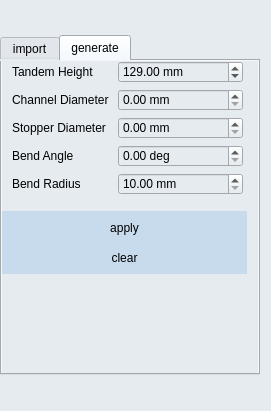
Qt form src/windows/ui/tandem_view.ui (brachify/brachify) before a commit.
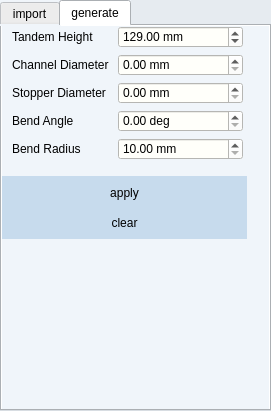
The same form after that commit. The open tabs and pages were chosen to show the change.

The edit to the form file:
```diff
--- a/src/windows/ui/tandem_view.ui
+++ b/src/windows/ui/tandem_view.ui
@@ -26,7 +26,7 @@
     </rect>
    </property>
    <property name="styleSheet">
-    <string notr="true">background-color: rgb(230, 235, 240)</string>
+    <string notr="true">background-color: rgb(240, 245, 250)</string>
    </property>
    <property name="text">
     <string/>
@@ -41,26 +41,41 @@
      <height>411</height>
     </rect>
    </property>
-   <layout class="QFormLayout" name="formLayout">
-    <item row="0" column="0">
+   <layout class="QVBoxLayout" name="verticalLayout">
+    <property name="spacing">
+     <number>0</number>
+    </property>
+    <property name="leftMargin">
+     <number>0</number>
+    </property>
+    <property name="topMargin">
+     <number>0</number>
+    </property>
+    <property name="rightMargin">
+     <number>0</number>
+    </property>
+    <property name="bottomMargin">
+     <number>0</number>
+    </property>
+    <item>
      <widget class="QTabWidget" name="tabWidget">
       <property name="minimumSize">
        <size>
-        <width>260</width>
-        <height>340</height>
+        <width>200</width>
+        <height>300</height>
        </size>
       </property>
       <property name="maximumSize">
        <size>
-        <width>260</width>
-        <height>340</height>
+        <width>400</width>
+        <height>16777215</height>
        </size>
       </property>
       <property name="autoFillBackground">
        <bool>false</bool>
       </property>
       <property name="styleSheet">
-       <string notr="true">background-color: rgb(230, 235, 240)</string>
+       <string notr="true">background-color: rgb(240, 245, 250)</string>
       </property>
       <property name="currentIndex">
        <number>0</number>
@@ -130,9 +145,9 @@
          </widget>
         </item>
         <item row="2" column="0" colspan="2">
-         <widget class="QLabel" name="label_5">
+         <widget class="QLabel" name="label_7">
           <property name="styleSheet">
-           <string notr="true">background-color: rgb(230, 235, 240)</string>
+           <string notr="true">background-color: rgb(240, 245, 250)</string>
           </property>
           <property name="text">
            <string>Model Details</string>
@@ -142,7 +157,7 @@
         <item row="0" column="0" colspan="2">
          <layout class="QFormLayout" name="formLayout_4">
           <item row="0" column="0">
-           <widget class="QLabel" name="label_6">
+           <widget class="QLabel" name="label_8">
             <property name="minimumSize">
              <size>
               <width>100</width>
@@ -150,7 +165,7 @@
              </size>
             </property>
             <property name="styleSheet">
-             <string notr="true">background-color: rgb(230, 235, 240)</string>
+             <string notr="true">background-color: rgb(240, 245, 250)</string>
             </property>
             <property name="text">
              <string>Height Offset</string>
@@ -273,9 +288,9 @@
           <height>141</height>
          </rect>
         </property>
-        <layout class="QFormLayout" name="formLayout_3">
+        <layout class="QFormLayout" name="formLayout">
          <item row="0" column="0">
-          <widget class="QLabel" name="label_8">
+          <widget class="QLabel" name="label_5">
            <property name="minimumSize">
             <size>
              <width>100</width>
@@ -283,7 +298,7 @@
             </size>
            </property>
            <property name="styleSheet">
-            <string notr="true">background-color: rgb(230, 235, 240)</string>
+            <string notr="true">background-color: rgb(240, 245, 250)</string>
            </property>
            <property name="text">
             <string>Tandem Height</string>
@@ -296,7 +311,7 @@
          <item row="0" column="1">
           <widget class="QDoubleSpinBox" name="sb_tandem_height">
            <property name="styleSheet">
-            <string notr="true">background-color: rgb(230, 235, 240)</string>
+            <string notr="true">background-color: rgb(255, 255, 250)</string>
            </property>
            <property name="suffix">
             <string> mm</string>
@@ -313,7 +328,7 @@
           </widget>
          </item>
          <item row="1" column="0">
-          <widget class="QLabel" name="label">
+          <widget class="QLabel" name="label_4">
            <property name="minimumSize">
             <size>
              <width>100</width>
@@ -321,7 +336,7 @@
             </size>
            </property>
            <property name="styleSheet">
-            <string notr="true">background-color: rgb(230, 235, 240)</string>
+            <string notr="true">background-color: rgb(240, 245, 250)</string>
            </property>
            <property name="text">
             <string>Channel Diameter</string>
@@ -340,7 +355,7 @@
             </size>
            </property>
            <property name="styleSheet">
-            <string notr="true">background-color: rgb(230, 235, 240)</string>
+            <string notr="true">background-color: rgb(255, 255, 250)</string>
            </property>
            <property name="suffix">
             <string> mm</string>
@@ -356,7 +371,7 @@
             </size>
            </property>
            <property name="styleSheet">
-            <string notr="true">background-color: rgb(230, 235, 240)</string>
+            <string notr="true">background-color: rgb(240, 245, 250)</string>
            </property>
            <property name="text">
             <string>Stopper Diameter</string>
@@ -369,7 +384,7 @@
          <item row="2" column="1">
           <widget class="QDoubleSpinBox" name="sp_stopper_diameter">
            <property name="styleSheet">
-            <string notr="true">background-color: rgb(230, 235, 240)</string>
+            <string notr="true">background-color: rgb(255, 255, 250)</string>
            </property>
            <property name="suffix">
             <string> mm</string>
@@ -377,7 +392,7 @@
           </widget>
          </item>
          <item row="3" column="0">
-          <widget class="QLabel" name="label_4">
+          <widget class="QLabel" name="label">
            <property name="minimumSize">
             <size>
              <width>100</width>
@@ -385,7 +400,7 @@
             </size>
            </property>
            <property name="styleSheet">
-            <string notr="true">background-color: rgb(230, 235, 240)</string>
+            <string notr="true">background-color: rgb(240, 245, 250)</string>
            </property>
            <property name="text">
             <string>Bend Angle</string>
@@ -398,7 +413,7 @@
          <item row="3" column="1">
           <widget class="QDoubleSpinBox" name="sp_bend_angle">
            <property name="styleSheet">
-            <string notr="true">background-color: rgb(230, 235, 240)</string>
+            <string notr="true">background-color: rgb(255, 255, 250)</string>
            </property>
            <property name="suffix">
             <string> deg</string>
@@ -406,7 +421,7 @@
           </widget>
          </item>
          <item row="4" column="0">
-          <widget class="QLabel" name="label_7">
+          <widget class="QLabel" name="label_6">
            <property name="minimumSize">
             <size>
              <width>100</width>
@@ -414,7 +429,7 @@
             </size>
            </property>
            <property name="styleSheet">
-            <string notr="true">background-color: rgb(230, 235, 240)</string>
+            <string notr="true">background-color: rgb(240, 245, 250)</string>
            </property>
            <property name="text">
             <string>Bend Radius</string>
@@ -427,7 +442,7 @@
          <item row="4" column="1">
           <widget class="QDoubleSpinBox" name="sb_bend_radius">
            <property name="styleSheet">
-            <string notr="true">background-color: rgb(230, 235, 240)</string>
+            <string notr="true">background-color: rgb(255, 255, 250)</string>
            </property>
            <property name="suffix">
             <string> mm</string>
```
Left out of the diff: 12 changed lines with no effect on the pictures.
